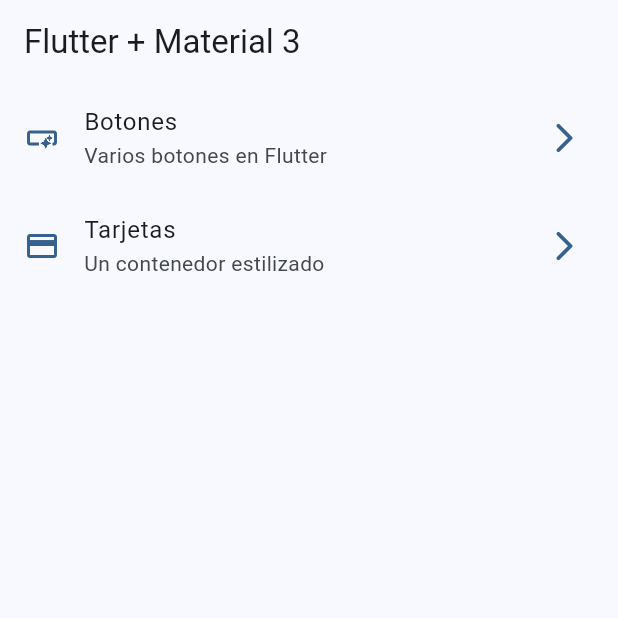
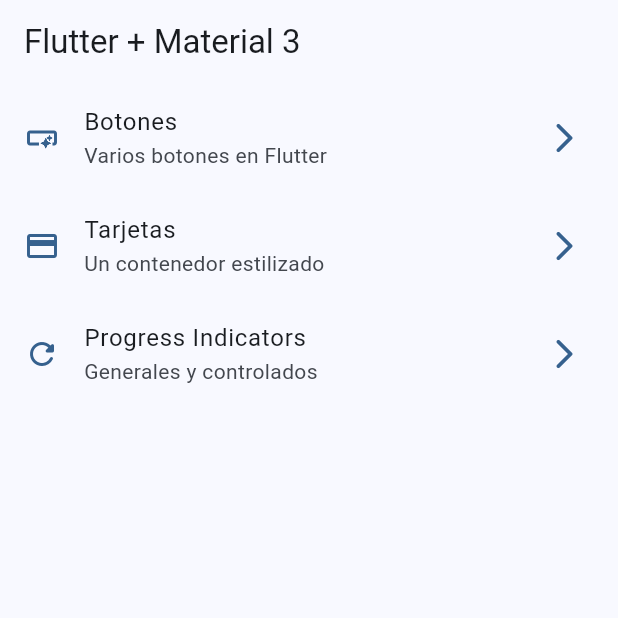
Before and after one commit to DevJorgeRafael/widgets-app-flutter-course, a Flutter app: the screen it shows after launch, on a phone screen of 412 x 824 dp, the top half of it. Run offline on Flutter 3.47's test engine with Material 3 defaults, Android fonts, the phone set to English and light mode, and no system bars; our stand-ins replace go_router.

Commit message:
progress indicators finished

```diff
--- a/lib/config/menu/menu_items.dart
+++ b/lib/config/menu/menu_items.dart
@@ -29,4 +29,11 @@ const appMenuItems = <MenuItem>[
     link: '/cards',
     icon: Icons.credit_card,
   ),
+
+  MenuItem(
+    title: 'Progress Indicators',
+    subTitle: 'Generales y controlados',
+    link: '/progress',
+    icon: Icons.refresh_rounded,
+  ),
 ];
--- a/lib/config/router/app_router.dart
+++ b/lib/config/router/app_router.dart
@@ -24,5 +24,11 @@ final appRouter = GoRouter(
       builder: (context, state) => const CardsScreen(),
     ),
 
+    GoRoute(
+      path: '/progress',
+      name: ProgressScreen.name,
+      builder: (context, state) => const ProgressScreen(),
+    ),
+
   ]
 );
```
Also changed, not shown: lib/presentation/screens/progress/progress_screen.dart (+59 -1 lines).
